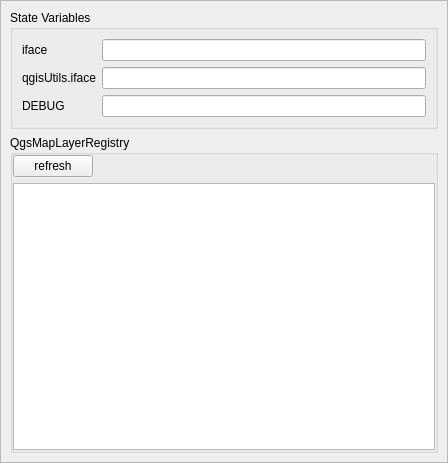
The window that enmapbox/gui/ui/debuginfopanel.ui (jakimowb/enmapbox_testmigration2) describes before a commit, drawn with Qt 5.
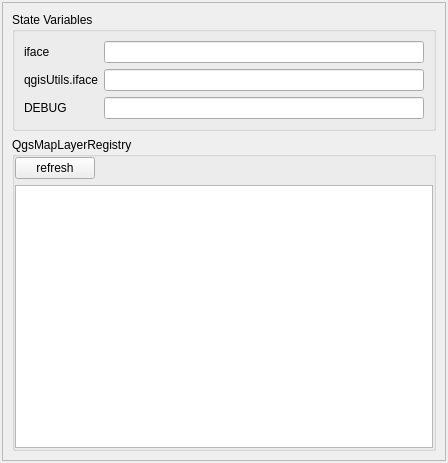
The same window after the commit.

Commit message: adjusted layout margins

```diff
--- a/enmapbox/gui/ui/debuginfopanel.ui
+++ b/enmapbox/gui/ui/debuginfopanel.ui
@@ -16,19 +16,19 @@
   <widget class="QWidget" name="dockWidgetContents">
    <layout class="QHBoxLayout" name="horizontalLayout">
     <property name="spacing">
-     <number>6</number>
+     <number>2</number>
     </property>
     <property name="leftMargin">
-     <number>0</number>
+     <number>2</number>
     </property>
     <property name="topMargin">
-     <number>0</number>
+     <number>2</number>
     </property>
     <property name="rightMargin">
-     <number>0</number>
+     <number>2</number>
     </property>
     <property name="bottomMargin">
-     <number>0</number>
+     <number>2</number>
     </property>
     <item>
      <widget class="QFrame" name="frame">
```
The commit also changes 2 other files.
